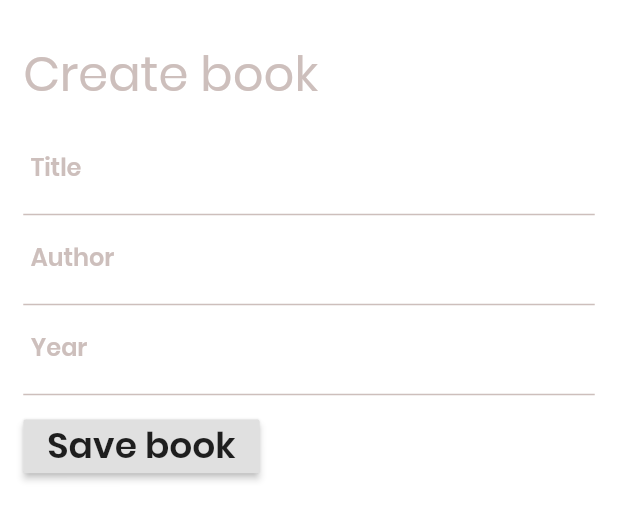
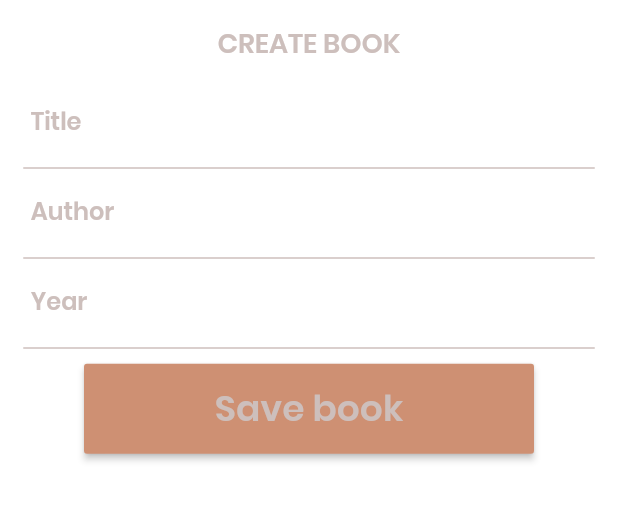
Before and after one commit to nCally/_earshot, a Flutter app: the NewBookForm widget shown alone on an empty page, opened directly, after a tap on "Save book", on a phone screen of 412 x 824 dp. Shown: the top 520 px of the screen. Run offline on Flutter 3.47's test engine with Material 2 defaults, Android fonts, the phone set to English and light mode, and no system bars; our stand-ins replace sqflite; accounts and stored records are empty.

Commit message:
adding books and retrieving books

```diff
--- a/lib/db/db.dart
+++ b/lib/db/db.dart
@@ -17,7 +17,7 @@ class DatabaseCreator {
     final createSql = '''
     CREATE TABLE $booksTable
     (
-      $id INTEGER PRIMARY KEY,
+      $id INTEGER PRIMARY KEY AUTOINCREMENT,
       $title TEXT,
       $author TEXT,
       $year TEXT
@@ -74,24 +74,18 @@ class DBFunctions {
     return books;
   }
 
-  static Future<void> addBook(Books books) async {
+  static Future<int> addBook(Books books) async {
     final sql = '''
     INSERT INTO ${DatabaseCreator.booksTable}
     (
-      ${DatabaseCreator.id},
       ${DatabaseCreator.title},
       ${DatabaseCreator.author},
       ${DatabaseCreator.year}
     )
-    VALUES (?,?,?,?)
+    VALUES (?,?,?)
     ''';
 
-    List<dynamic> params = [books.id, books.title, books.author, books.year];
-    final result = await db.rawInsert(sql, params);
-    if (result == 1) {
-      print('success');
-    } else {
-      print('failed');
-    }
+    List<dynamic> params = [books.title, books.author, books.year];
+    return await db.rawInsert(sql, params);
   }
 }
--- a/lib/new-book-form.dart
+++ b/lib/new-book-form.dart
@@ -1,3 +1,5 @@
+import 'package:Earshot/db/book-model.dart';
+import 'package:Earshot/db/db.dart';
 import 'package:flutter/material.dart';
 
 class NewBookForm extends StatefulWidget {
@@ -8,6 +10,15 @@ class NewBookForm extends StatefulWidget {
 class _NewBookForm extends State<NewBookForm> {
   final _formKey = GlobalKey<FormState>();
 
+  final _title = TextEditingController();
+  final _author = TextEditingController();
+  final _year = TextEditingController();
+
+  Future<void> addBook(Books books) async {
+    final result = await DBFunctions.addBook(books);
+    print(result);
+  }
+
   @override
   Widget build(BuildContext context) {
     return Form(
@@ -17,12 +28,11 @@ class _NewBookForm extends State<NewBookForm> {
         child: Column(
           crossAxisAlignment: CrossAxisAlignment.start,
           children: <Widget>[
-            SizedBox(
-              height: 10.0,
-            ),
-            Text(
-              'Create book',
-              style: TextStyle(fontSize: 32.0),
+            Center(
+              child: Text(
+                'CREATE BOOK',
+                style: TextStyle(fontSize: 18.0, fontWeight: FontWeight.w600),
+              ),
             ),
             SizedBox(
               height: 10.0,
@@ -32,6 +42,8 @@ class _NewBookForm extends State<NewBookForm> {
               children: <Widget>[
                 TextFormField(
                   keyboardType: TextInputType.multiline,
+                  textCapitalization: TextCapitalization.sentences,
+                  controller: _title,
                   maxLines: null,
                   style: TextStyle(
                       fontSize: 24.0,
@@ -51,6 +63,8 @@ class _NewBookForm extends State<NewBookForm> {
                 ),
                 TextFormField(
                   keyboardType: TextInputType.multiline,
+                  textCapitalization: TextCapitalization.sentences,
+                  controller: _author,
                   maxLines: null,
                   style: TextStyle(
                       fontSize: 24.0,
@@ -70,6 +84,7 @@ class _NewBookForm extends State<NewBookForm> {
                 ),
                 TextFormField(
                   keyboardType: TextInputType.multiline,
+                  controller: _year,
                   maxLines: null,
                   style: TextStyle(
                       fontSize: 24.0,
@@ -90,12 +105,28 @@ class _NewBookForm extends State<NewBookForm> {
                 SizedBox(
                   height: 10.0,
                 ),
-                RaisedButton(
-                  child: Text(
-                    'Save book',
-                    style: TextStyle(fontSize: 24, fontWeight: FontWeight.w600),
+                Center(
+                  child: Container(
+                    height: 60.0,
+                    width: 300.0,
+                    child: RaisedButton(
+                      color: const Color(0XFFCE9073),
+                      child: Text(
+                        'Save book',
+                        style: TextStyle(
+                            fontSize: 24,
+                            fontWeight: FontWeight.w600,
+                            color: const Color(0XFFCDBFBC)),
+                      ),
+                      onPressed: () async {
+                        final newBook = new Books(
+                            title: _title.text,
+                            author: _author.text,
+                            year: _year.text);
+                        addBook(newBook);
+                      },
+                    ),
                   ),
-                  onPressed: () {},
                 )
               ],
             ),
```
Also changed, not shown: lib/main.dart (+25 -21 lines), lib/my-library.dart (added, +61 -0 lines).
